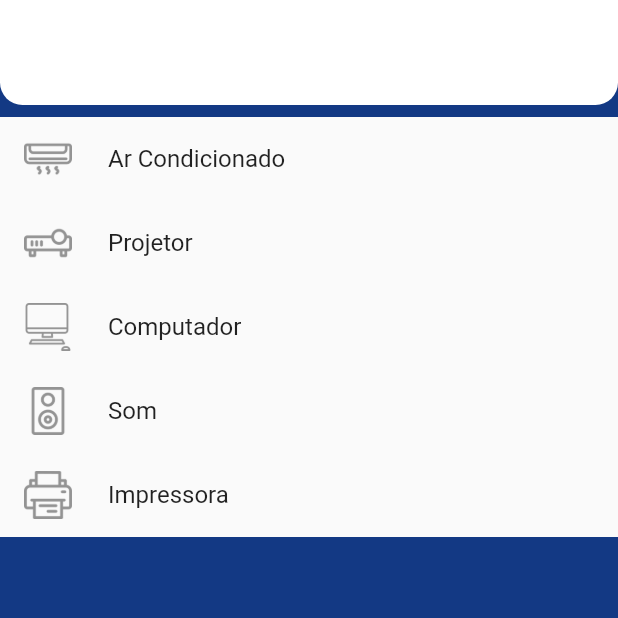
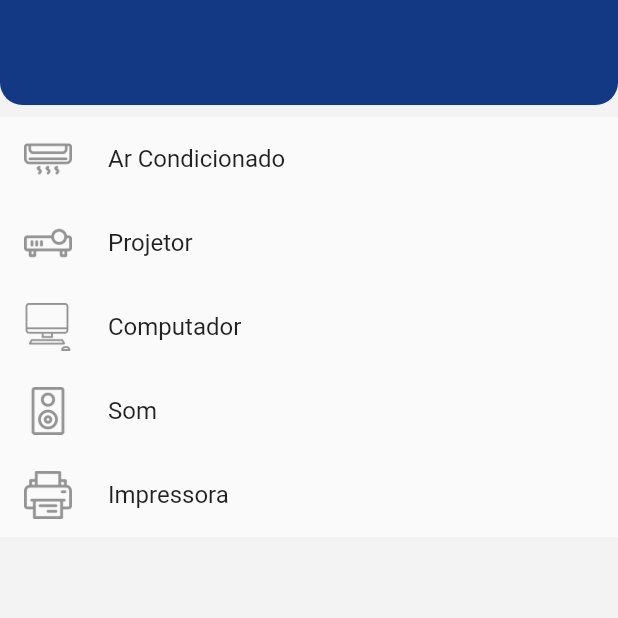
Before and after one commit to LuizCamargos/TestesFlutter, a Flutter app: the screen it shows after launch, on a phone screen of 412 x 824 dp, the top half of it. Run offline on Flutter 3.47's test engine with Material 2 defaults, Android fonts, the phone set to English and light mode, and no system bars.

Commit message:
Atualizacao de cores

```diff
--- a/lib/main.dart
+++ b/lib/main.dart
@@ -19,7 +19,7 @@ class Scafold extends StatelessWidget {
     return new Container(
       height: MediaQuery.of(context).size.height,
       width: MediaQuery.of(context).size.width,
-      color: Color(0xff133984),
+      color: Color(0xffF3F3F3),
       child: Column(
         children: <Widget>[
           ClipRRect(
@@ -28,11 +28,12 @@ class Scafold extends StatelessWidget {
               bottomRight: Radius.circular(15),
             ),
             child: Container(
+              color: Color(0xff133984),
               height: 70,
-              color: Colors.white,
             ),
           ),
           Container(
+            color: Color(0xffF3F3F3),
             padding: const EdgeInsets.only(top: 8),
             child: Material(
               child: Column(
```
